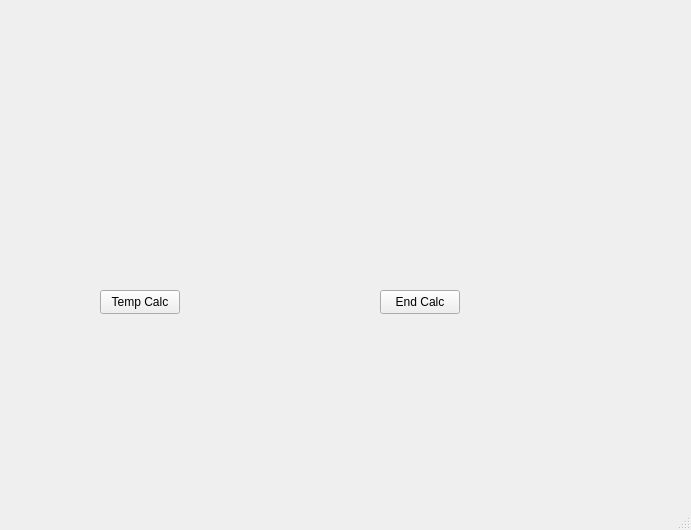
Old version of the form mainwindow.ui in the repository Ismaxis/222Qt.
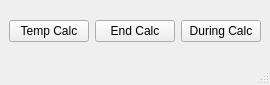
New version of the form.

What changed in the file:
```diff
--- a/mainwindow.ui
+++ b/mainwindow.ui
@@ -6,40 +6,37 @@
    <rect>
     <x>0</x>
     <y>0</y>
-    <width>691</width>
-    <height>530</height>
+    <width>270</width>
+    <height>85</height>
    </rect>
   </property>
   <property name="windowTitle">
    <string>Capacity calc</string>
   </property>
   <widget class="QWidget" name="centralwidget">
+   <layout class="QHBoxLayout" name="horizontalLayout">
+    <item>
    <widget class="QPushButton" name="temp_button">
-    <property name="geometry">
-     <rect>
-      <x>100</x>
-      <y>290</y>
-      <width>80</width>
-      <height>24</height>
-     </rect>
-    </property>
     <property name="text">
      <string>Temp Calc</string>
     </property>
    </widget>
+    </item>
+    <item>
    <widget class="QPushButton" name="end_button">
-    <property name="geometry">
-     <rect>
-      <x>380</x>
-      <y>290</y>
-      <width>80</width>
-      <height>24</height>
-     </rect>
-    </property>
     <property name="text">
      <string>End Calc</string>
     </property>
    </widget>
+    </item>
+    <item>
+     <widget class="QPushButton" name="during_button">
+      <property name="text">
+       <string>During Calc</string>
+      </property>
+     </widget>
+    </item>
+   </layout>
   </widget>
   <widget class="QMenuBar" name="menubar">
    <property name="geometry">
```
Left out of the diff: 2 changed lines with no effect on the pictures. Lines whose indentation alone changed are shown as unchanged.
